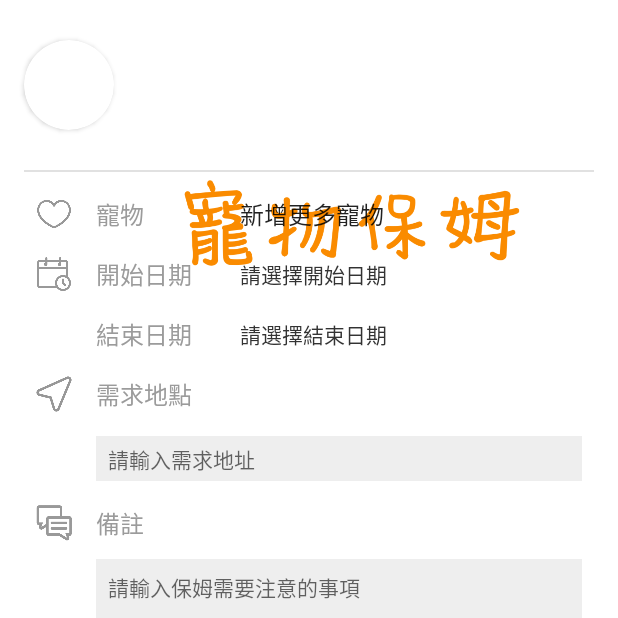
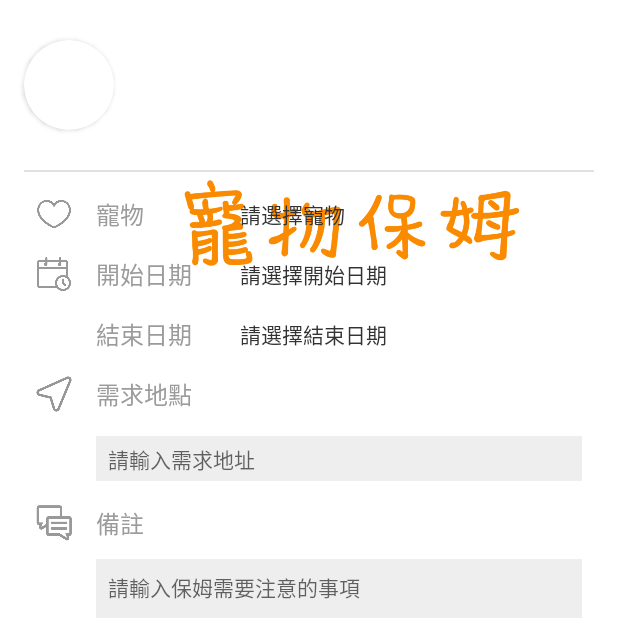
Before and after one commit to nicolelee0926/PetNanny, an Android app: the fragment SendDemandFragment placed in its activity, on a phone screen of 412 x 824 dp, the top half of it. Run offline under Robolectric (Android 15) with nearby library versions, the phone set to English and light mode, and no system bars; our stand-ins replace Firebase (no records; nobody signed in at launch, a user with empty details on screens opened directly), data binding, navigation-ui; pictures from the network do not load; 3 statements that could not run were skipped.

Commit message:
add send demand choice pet dialog fragment

```diff
--- a/app/src/main/java/com/nicole/petnanny/data/User.kt
+++ b/app/src/main/java/com/nicole/petnanny/data/User.kt
@@ -10,5 +10,5 @@ data class User(
     var userName : String? = "",
     var verification : Boolean? = null,
     var userEmail : String? ="",
-    var petID: String?= ""
+    var petIdList: List<String>? = null
 ) : Parcelable
--- a/app/src/main/java/com/nicole/petnanny/data/source/DefaultPetNannyRepository.kt
+++ b/app/src/main/java/com/nicole/petnanny/data/source/DefaultPetNannyRepository.kt
@@ -141,4 +141,8 @@ class DefaultPetNannyRepository(private val remoteDataSource: PetNannyDataSource
     override suspend fun uploadServicePhoto(servicePhotoLocalPath: String): Result<String> {
         return remoteDataSource.uploadServicePhoto(servicePhotoLocalPath)
     }
+
+    override suspend fun getUserPetsResult(): Result<List<Pet>> {
+        return remoteDataSource.getUserPetsResult()
+    }
 }
--- a/app/src/main/java/com/nicole/petnanny/data/source/PetNannyDataSource.kt
+++ b/app/src/main/java/com/nicole/petnanny/data/source/PetNannyDataSource.kt
@@ -71,4 +71,6 @@ interface PetNannyDataSource {
     suspend fun uploadPetPhoto(petPhotoLocalPath: String): Result<String>
 
     suspend fun uploadServicePhoto(servicePhotoLocalPath: String): Result<String>
+
+    suspend fun getUserPetsResult(): Result<List<Pet>>
 }
--- a/app/src/main/java/com/nicole/petnanny/data/source/PetNannyRepository.kt
+++ b/app/src/main/java/com/nicole/petnanny/data/source/PetNannyRepository.kt
@@ -69,4 +69,6 @@ interface PetNannyRepository {
     suspend fun uploadPetPhoto(petPhotoLocalPath: String): Result<String>
 
     suspend fun uploadServicePhoto(servicePhotoLocalPath: String): Result<String>
+
+    suspend fun getUserPetsResult(): Result<List<Pet>>
 }
--- a/app/src/main/java/com/nicole/petnanny/data/source/local/PetNannyLocalDataSource.kt
+++ b/app/src/main/java/com/nicole/petnanny/data/source/local/PetNannyLocalDataSource.kt
@@ -150,5 +150,9 @@ class PetNannyLocalDataSource(val context: Context): PetNannyDataSource {
         TODO("Not yet implemented")
     }
 
+    override suspend fun getUserPetsResult(): Result<List<Pet>> {
+        TODO("Not yet implemented")
+    }
+
 
 }
--- a/app/src/main/java/com/nicole/petnanny/ui/home/senddemand/SendDemandFragment.kt
+++ b/app/src/main/java/com/nicole/petnanny/ui/home/senddemand/SendDemandFragment.kt
@@ -54,7 +54,7 @@ class SendDemandFragment: Fragment() {
             picker.show(activity?.supportFragmentManager!!, picker.toString())
         }
 
-
+//      set picker binding
         picker.addOnNegativeButtonClickListener { picker.dismiss() }
         picker.addOnPositiveButtonClickListener {
             binding.btnStartTime.text = ("${SimpleDateFormat("yyyy.MM.dd").format(it.first)}")
@@ -62,6 +62,11 @@ class SendDemandFragment: Fragment() {
             binding.btnEndTime.text = ("${SimpleDateFormat("yyyy.MM.dd").format(it.second)}")
             viewModel.orderEndTime.value = binding.btnEndTime.text.toString()
             calculationDay(it, binding)
+        }
+
+//      set choice pet button
+        binding.btnChoiceUserPet.setOnClickListener {
+            findNavController().navigate(SendDemandFragmentDirections.actionSendDemandFragmentToSelectUserPetDialog())
         }
 
         return binding.root
@@ -88,14 +93,5 @@ class SendDemandFragment: Fragment() {
         }
     }
 
-////    計算總價錢
-//    fun calculationTotalPrice(binding: FragmentSendDemandBinding) {
-//        val price = viewModel.nannyDataArgus.value?.price?.toLong()
-//        val demandDay =
-//        viewModel.nannyDataArgus.value = binding.tvTotalPrice.text.toString()
-//    }
-
-
-
 
 }
--- a/app/src/main/res/layout/fragment_send_demand.xml
+++ b/app/src/main/res/layout/fragment_send_demand.xml
@@ -129,6 +129,52 @@
                     app:layout_constraintBottom_toBottomOf="@+id/imageView15"
                     app:layout_constraintStart_toEndOf="@+id/imageView15"
                     app:layout_constraintTop_toTopOf="@+id/imageView15" />
+
+                <TextView
+                    android:id="@+id/btn_choice_user_pet"
+                    android:layout_width="wrap_content"
+                    android:layout_height="wrap_content"
+                    android:layout_marginStart="32dp"
+                    android:text="請選擇寵物"
+                    android:textColor="@color/colorDeepGray"
+                    app:layout_constraintBottom_toBottomOf="@+id/textView51"
+                    app:layout_constraintStart_toEndOf="@+id/textView52"
+                    app:layout_constraintTop_toTopOf="@+id/textView51" />
+
+
+                <TextView
+                    android:id="@+id/tv_user_pet_name"
+                    android:layout_width="wrap_content"
+                    android:layout_height="wrap_content"
+                    android:layout_marginStart="16dp"
+                    android:text="Oreo"
+                    android:textColor="@color/colorDeepGray"
+                    android:visibility="gone"
+                    app:layout_constraintBottom_toBottomOf="@+id/card_user_pet_photo"
+                    app:layout_constraintStart_toEndOf="@+id/card_user_pet_photo"
+                    app:layout_constraintTop_toTopOf="@+id/card_user_pet_photo" />
+
+                <androidx.cardview.widget.CardView
+                    android:id="@+id/card_user_pet_photo"
+                    android:layout_width="30dp"
+                    android:layout_height="30dp"
+                    android:layout_centerHorizontal="true"
+                    android:layout_centerVertical="true"
+                    android:visibility="gone"
+                    app:cardCornerRadius="50dp"
+                    app:cardElevation="0dp"
+                    app:layout_constraintBottom_toBottomOf="@+id/textView51"
+                    app:layout_constraintStart_toStartOf="@+id/btn_choice_user_pet"
+                    app:layout_constraintTop_toTopOf="@+id/textView51">
+
+                    <ImageView
+                        android:id="@+id/iv_user_pet_photo"
+                        android:layout_width="match_parent"
+                        android:layout_height="match_parent"
+                        android:layout_gravity="center_horizontal"
+                        android:scaleType="centerCrop"
+                        tools:src="@drawable/iv_home_s2" />
+                </androidx.cardview.widget.CardView>
 
                 <ImageView
                     android:id="@+id/imageView16"
@@ -262,19 +308,6 @@
                     app:layout_constraintBottom_toBottomOf="@+id/imageView24"
                     app:layout_constraintStart_toEndOf="@+id/imageView24"
                     app:layout_constraintTop_toTopOf="@+id/imageView24" />
-
-                <Spinner
-                    android:id="@+id/spinner_type"
-                    android:layout_width="0dp"
-                    android:layout_height="wrap_content"
-                    android:layout_marginStart="24dp"
-                    android:layout_marginEnd="24dp"
-                    android:entries="@array/pet_array"
-                    android:prompt="@string/pet_array_title"
-                    android:spinnerMode="dialog"
-                    app:layout_constraintEnd_toEndOf="parent"
-                    app:layout_constraintStart_toEndOf="@+id/textView52"
-                    app:layout_constraintTop_toTopOf="@+id/textView51" />
 
                 <ImageView
                     android:id="@+id/imageView25"
--- a/app/src/main/res/navigation/mobile_navigation.xml
+++ b/app/src/main/res/navigation/mobile_navigation.xml
@@ -160,7 +160,10 @@
         <argument
             android:name="Nanny"
             app:argType="com.nicole.petnanny.data.Nanny" />
-    </fragment>
+         <action
+             android:id="@+id/action_sendDemandFragment_to_selectUserPetDialog"
+             app:destination="@id/selectUserPetDialog" />
+     </fragment>
     <fragment
         android:id="@+id/demandFragment"
         android:name="com.nicole.petnanny.ui.chat.demand.DemandFragment"
@@ -227,5 +230,9 @@
             android:name="order"
             app:argType="com.nicole.petnanny.data.Order" />
     </fragment><action android:id="@+id/action_global_navigation_order" app:destination="@id/navigation_order"/>
+    <dialog
+        android:id="@+id/selectUserPetDialog"
+        android:name="com.nicole.petnanny.ui.home.senddemand.SelectUserPetDialog"
+        android:label="SelectUserPetDialog" />
 
 </navigation>
```
Also changed, not shown: app/src/main/java/com/nicole/petnanny/data/source/remote/PetNannyRemoteDataSource.kt (+60 -12 lines), app/src/main/java/com/nicole/petnanny/ui/home/senddemand/SelectUserPetDialog.kt (added, +50 -0 lines), app/src/main/java/com/nicole/petnanny/ui/home/senddemand/SendDemandViewModel.kt (+53 -10 lines), app/src/main/java/com/nicole/petnanny/util/TimeUtil.kt (line endings or trailing spaces).
